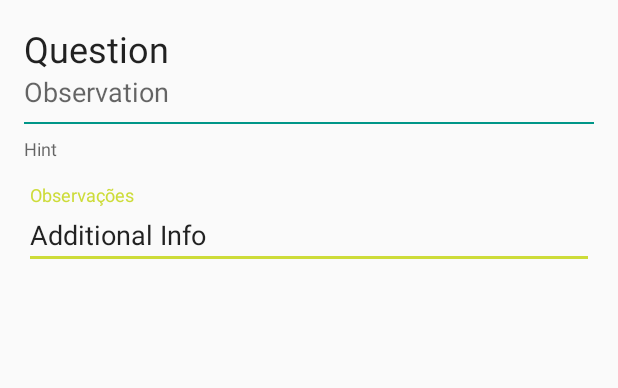
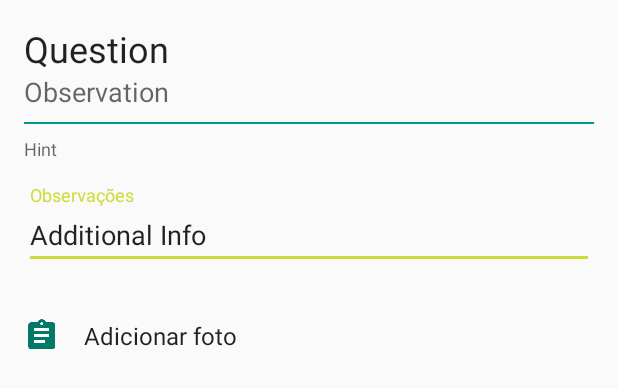
Before and after one commit to hick209/TechForm, an Android app: the layout fragment_question.xml on its own in the app's theme, with its tools: preview values and no code run, on a phone screen of 412 x 824 dp. Shown: the top 388 px of the screen. Run offline under Robolectric (Android 15) with nearby library versions, the phone set to English and light mode, and no system bars; network calls fail.

Commit message:
Picture for the forms

```diff
--- a/app/src/main/java/finep/inovatec/form/FormSectionsFragment.java
+++ b/app/src/main/java/finep/inovatec/form/FormSectionsFragment.java
@@ -119,8 +119,10 @@ public class FormSectionsFragment extends BaseFragment implements AdapterView.On
 	}
 
 	private boolean isSectionComplete(FormSection section) {
-		FillingFormSection fillingSection = FormFillingManager.getInstance().getFilling().getForms()
-				.get(mFormPosition).getSection(section.getCodeName());
+		FormFillingManager manager = FormFillingManager.getInstance();
+		Form form = manager.getGroup().getForms().get(mFormPosition);
+		FillingFormSection fillingSection = manager.getFilling().getForm(form.getCodeName())
+				.getSection(section.getCodeName());
 
 		return Utils.isSectionComplete(section, fillingSection);
 	}
--- a/app/src/main/res/layout/fragment_question.xml
+++ b/app/src/main/res/layout/fragment_question.xml
@@ -80,7 +80,19 @@
 			</android.support.design.widget.TextInputLayout>
 
 			<!-- Add Photo -->
-			<!-- TODO -->
+			<TextView
+				android:layout_width="match_parent"
+				android:layout_height="wrap_content"
+				android:minHeight="48dp"
+				android:text="@{viewModel.picture == null ? @string/action_form_addPicture : @string/action_form_changePicture}"
+				android:gravity="center_vertical"
+				android:drawablePadding="16dp"
+				android:background="?android:selectableItemBackground"
+				app:onClickListener="@{viewModel.attachPicture}"
+				app:iconStart="@{viewModel.picture ?? @drawable/ic_action_assignment}"
+				style="@style/TextAppearance.AppCompat.Subhead"
+				tools:text="@string/action_form_addPicture"
+				tools:drawableStart="@drawable/ic_action_assignment"/>
 		</LinearLayout>
 	</ScrollView>
 
--- a/app/src/main/res/values/colors.xml
+++ b/app/src/main/res/values/colors.xml
@@ -1,5 +1,6 @@
 <?xml version="1.0" encoding="utf-8"?>
 <resources>
+
 	<color name="app_primary">#009688</color>
 	<color name="app_primary_dark">#00796B</color>
 	<color name="app_primary_light">#B2DFDB</color>
--- a/app/src/main/res/values/strings.xml
+++ b/app/src/main/res/values/strings.xml
@@ -14,6 +14,8 @@
 	<string name="action_uploadData">Enviar formulário</string>
 
 	<!-- Action -->
+	<string name="action_form_addPicture">Adicionar foto</string>
+	<string name="action_form_changePicture">Mudar foto</string>
 	<string name="action_form_fillUp">Preencher</string>
 	<string name="action_chooseUploadFile">Escolhe o arquivo JSON</string>
 
@@ -35,6 +37,7 @@
 
 	<!-- Message -->
 	<string name="message_noFileChooser">Primeiro instale um gerenciador de arquivos.</string>
+	<string name="message_noCameraApp">Nenhum app de câmera disponível.</string>
 	<string name="message_ioError">Erro, verifique sua conexão.</string>
 	<string name="message_badFileFormat">JSON não corresponde ao esperado.</string>
 	<string name="message_fileUploaded">Arquivo enviado com sucesso!</string>
--- a/backend/build.gradle
+++ b/backend/build.gradle
@@ -6,7 +6,7 @@ buildscript {
         jcenter()
     }
     dependencies {
-        classpath 'com.google.appengine:gradle-appengine-plugin:1.9.24'
+        classpath 'com.google.appengine:gradle-appengine-plugin:1.9.27'
     }
 }
 
```
Also changed, not shown: app/src/main/java/finep/inovatec/section/question/QuestionFragment.java (+37 -10 lines), app/src/main/java/finep/inovatec/section/question/QuestionViewModel.java (+39 -2 lines), app/src/main/java/finep/inovatec/util/BindingUtils.java (+6 -1 lines).
